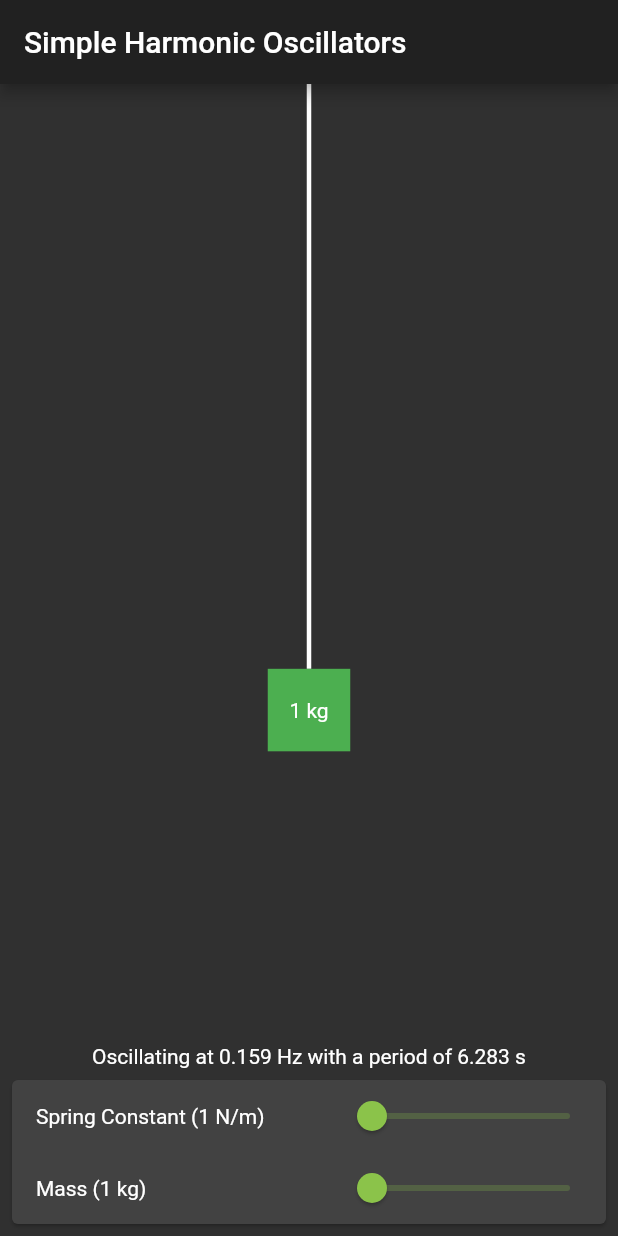
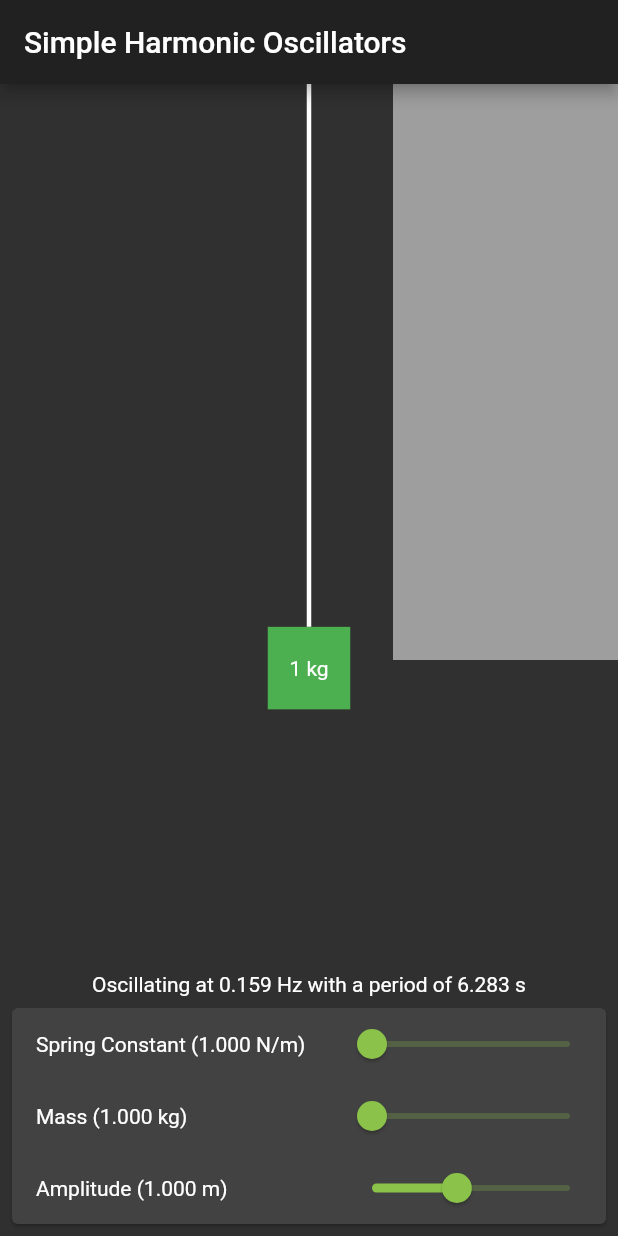
Before and after one commit to GregoryConrad/SHM-Simulation, a Flutter app: the screen it shows after launch, on a phone screen of 412 x 824 dp. Run offline on Flutter 3.47's test engine with Material 2 defaults, Android fonts, the phone set to English and light mode, and no system bars.

Commit message:
Updated UI code for spring

```diff
--- a/lib/spring_simulation.dart
+++ b/lib/spring_simulation.dart
@@ -12,7 +12,7 @@ class _SpringWidgetState extends State<SpringWidget>
     with SingleTickerProviderStateMixin {
   AnimationController _controller;
 
-  int springConstant = 1, mass = 1, amplitude = 100;
+  double springConstant = 1, mass = 1, amplitude = 1;
 
   double get angularFrequency => sqrt(springConstant / mass);
 
@@ -21,7 +21,7 @@ class _SpringWidgetState extends State<SpringWidget>
   double get period => 1 / frequency;
 
   double get displacement =>
-      amplitude * cos(angularFrequency * _controller.value * period);
+      100 * amplitude * cos(angularFrequency * _controller.value * period);
 
   // Use pow with third root as that is the relationship between
   //   mass and one side length of the cube
@@ -43,34 +43,47 @@ class _SpringWidgetState extends State<SpringWidget>
   void _resetAnimation() {
     // For .repeat, Duration only allows int params so use a smaller size
     //  to keep precision
-    _controller.repeat(period: Duration(milliseconds: (period * 1000).toInt()));
+    _controller.repeat(
+      period: Duration(microseconds: (period * 1000000).toInt()),
+    );
   }
 
   @override
   Widget build(BuildContext context) {
-    return Column(children: [
+    return Stack(alignment: Alignment.topCenter, children: [
       // todo equations
-      Expanded(
-        child: AnimatedBuilder(
+      LayoutBuilder(builder: (context, size) {
+        return AnimatedBuilder(
           animation: _controller,
           child: Container(
             width: cubeLength,
             height: cubeLength,
             color: Colors.green,
-            child: Center(child: Text('$mass kg')),
+            child: Center(child: Text('${mass.round()} kg')),
           ),
-          builder: (context, child) => Column(children: [
+          builder: (context, child) =>
+              Row(crossAxisAlignment: CrossAxisAlignment.start, children: [
+            Container(width: 150),
+            Expanded(
+              child: Column(children: [
                 Container(
-              height: MediaQuery.of(context).size.height / 2 -
-                  cubeLength / 2 +
-                  displacement,
+                  height: size.maxHeight / 2 - cubeLength / 2 + displacement,
                   width: max(3, springConstant / 4),
                   color: Colors.white,
                 ),
                 child,
               ]),
             ),
+            Container(
+              width: 150,
+              height: size.maxHeight / 2,
+              color: Colors.grey,
             ),
+          ]),
+        );
+      }),
+      Column(children: [
+        Expanded(child: Container()),
         Text('Oscillating at ${frequency.format()} Hz '
             'with a period of ${period.format()} s'),
         Card(
@@ -78,41 +91,36 @@ class _SpringWidgetState extends State<SpringWidget>
           child: Padding(
             padding: EdgeInsets.only(left: 16),
             child: Column(children: [
-            Row(mainAxisAlignment: MainAxisAlignment.center, children: [
+              _createSliderValue('Spring Constant (\$ N/m)', springConstant, 1,
+                  150, (v) => springConstant = v),
+              _createSliderValue('Mass (\$ kg)', mass, 1, 100, (v) => mass = v),
+              _createSliderValue(
+                  'Amplitude (\$ m)', amplitude, 0.25, 2, (v) => amplitude = v),
+            ]),
+          ),
+        ),
+      ]),
+    ]);
+  }
+
+  Widget _createSliderValue(String label, double value, double min, double max,
+      Function(double) onChanged) {
+    return Row(mainAxisAlignment: MainAxisAlignment.center, children: [
       Container(
         width: 200,
-                child: Text('Spring Constant ($springConstant N/m)'),
+        child: Text(label.replaceAll(r'$', value.format())),
       ),
       Expanded(
         child: Slider(
-                  value: springConstant.toDouble(),
-                  min: 1,
-                  max: 100,
-                  onChanged: (k) => setState(() {
-                    springConstant = k.round();
+          value: value,
+          min: min,
+          max: max,
+          onChanged: (v) {
+            setState(() {
+              onChanged(v);
               _resetAnimation();
-                  }),
-                ),
-              ),
-            ]),
-            Row(mainAxisAlignment: MainAxisAlignment.center, children: [
-              Container(
-                width: 200,
-                child: Text('Mass ($mass kg)'),
-              ),
-              Expanded(
-                child: Slider(
-                  value: mass.toDouble(),
-                  min: 1,
-                  max: 100,
-                  onChanged: (m) => setState(() {
-                    mass = m.round();
-                    _resetAnimation();
-                  }),
-                ),
-              ),
-            ]),
-          ]),
+            });
+          },
         ),
       ),
     ]);
```
Lines whose indentation alone changed are shown as unchanged.
